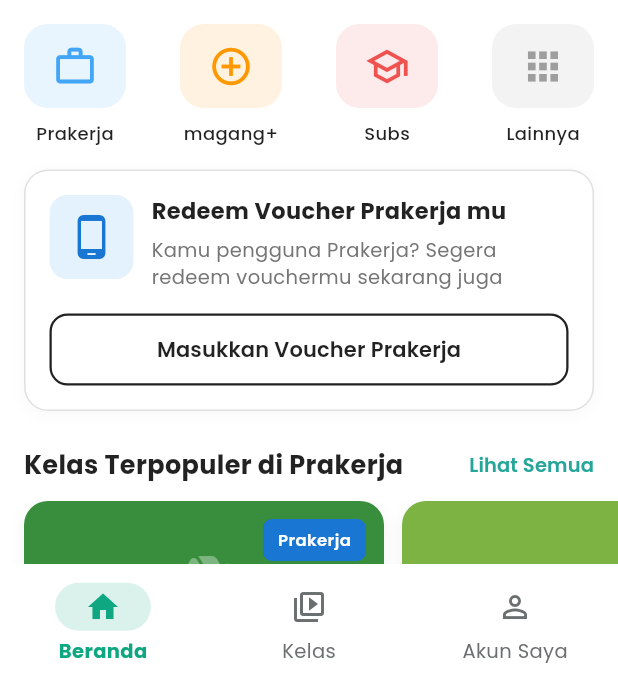
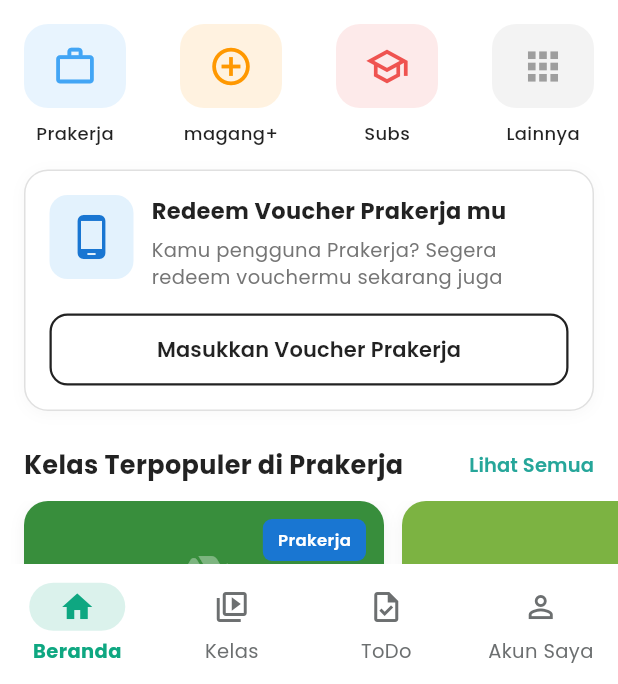
Before and after one commit to kevin-luis/Tugas-PBI-Luarsekolah, a Flutter app: the screen it shows after launch, on a phone screen of 412 x 824 dp, the part 552-1236 px from its top. Run offline on Flutter 3.47's test engine with Material 3 defaults, Android fonts, the phone set to English and light mode, and no system bars; our stand-ins replace google_fonts, image_picker, lottie, shared_preferences; network calls fail.

Commit message:
feat: add todo page to bottom navigation

```diff
--- a/luarsekolah_app/lib/pages/main_navigation.dart
+++ b/luarsekolah_app/lib/pages/main_navigation.dart
@@ -1,8 +1,10 @@
-import 'dart:ui';
 import 'package:flutter/material.dart';
+import 'package:animations/animations.dart';
+
 import '../pages/home_page.dart';
 import '../pages/class_page.dart';
 import '../pages/account_menu_page.dart';
+import '../pages/todo_page.dart';
 
 class MainNavigation extends StatefulWidget {
   const MainNavigation({super.key});
@@ -14,9 +16,13 @@
 class _MainNavigationState extends State<MainNavigation> {
   int _currentIndex = 0;
 
+  final Color primaryColor = const Color(0xFF0EA781);
+  final Color inactiveColor = const Color(0xFF6C6F70);
+
   final _pages = const [
     HomePage(),
     ClassPage(),
+    TodoPage(),
     AccountMenuPage(),
   ];
 
@@ -32,6 +38,11 @@
       label: 'Kelas',
     ),
     NavigationDestination(
+      icon: Icon(Icons.task_outlined),
+      selectedIcon: Icon(Icons.task),
+      label: "ToDo",
+    ),
+    NavigationDestination(
       icon: Icon(Icons.person_outline),
       selectedIcon: Icon(Icons.person),
       label: 'Akun Saya',
@@ -40,29 +51,29 @@
 
   @override
   Widget build(BuildContext context) {
-    const primaryColor = Color(0xFF0EA781);
-    const inactiveColor = Color(0xFF6C6F70);
-
     return Scaffold(
-      body: AnimatedSwitcher(
-        duration: const Duration(milliseconds: 300),
-        switchInCurve: Curves.easeInOut,
-        child: IndexedStack(
-          index: _currentIndex,
-          children: _pages,
-        ),
+      body: PageTransitionSwitcher(
+        duration: const Duration(milliseconds: 500),
+        transitionBuilder: (child, animation, secondaryAnimation) {
+          return SharedAxisTransition(
+            animation: animation,
+            secondaryAnimation: secondaryAnimation,
+            transitionType: SharedAxisTransitionType.horizontal,
+            fillColor: Colors.white,
+            child: child,
+          );
+        },
+        child: _pages[_currentIndex],
       ),
       bottomNavigationBar: NavigationBarTheme(
         data: NavigationBarThemeData(
           backgroundColor: Colors.white,
           indicatorColor: primaryColor.withOpacity(0.15),
-          iconTheme: WidgetStateProperty.resolveWith((states) =>
-              IconThemeData(
+          iconTheme: WidgetStateProperty.resolveWith((states) => IconThemeData(
               color: states.contains(WidgetState.selected)
                   ? primaryColor
                   : inactiveColor)),
-          labelTextStyle: WidgetStateProperty.resolveWith((states) =>
-              TextStyle(
+          labelTextStyle: WidgetStateProperty.resolveWith((states) => TextStyle(
               color: states.contains(WidgetState.selected)
                   ? primaryColor
                   : inactiveColor,
@@ -73,9 +84,10 @@
         ),
         child: NavigationBar(
           selectedIndex: _currentIndex,
-          onDestinationSelected: (index) => setState(() => _currentIndex = index),
+          onDestinationSelected: (index) =>
+              setState(() => _currentIndex = index),
           destinations: _destinations,
-          animationDuration: const Duration(milliseconds: 300),
+          animationDuration: const Duration(milliseconds: 400),
         ),
       ),
     );
```
Lines whose indentation alone changed are shown as unchanged.
